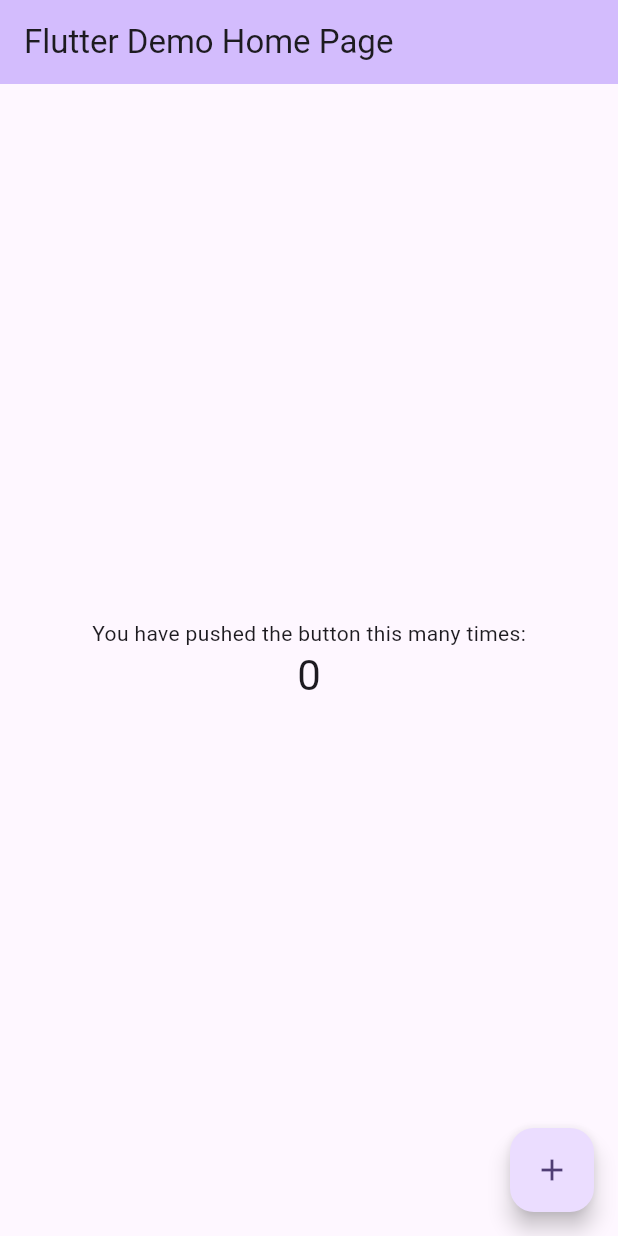
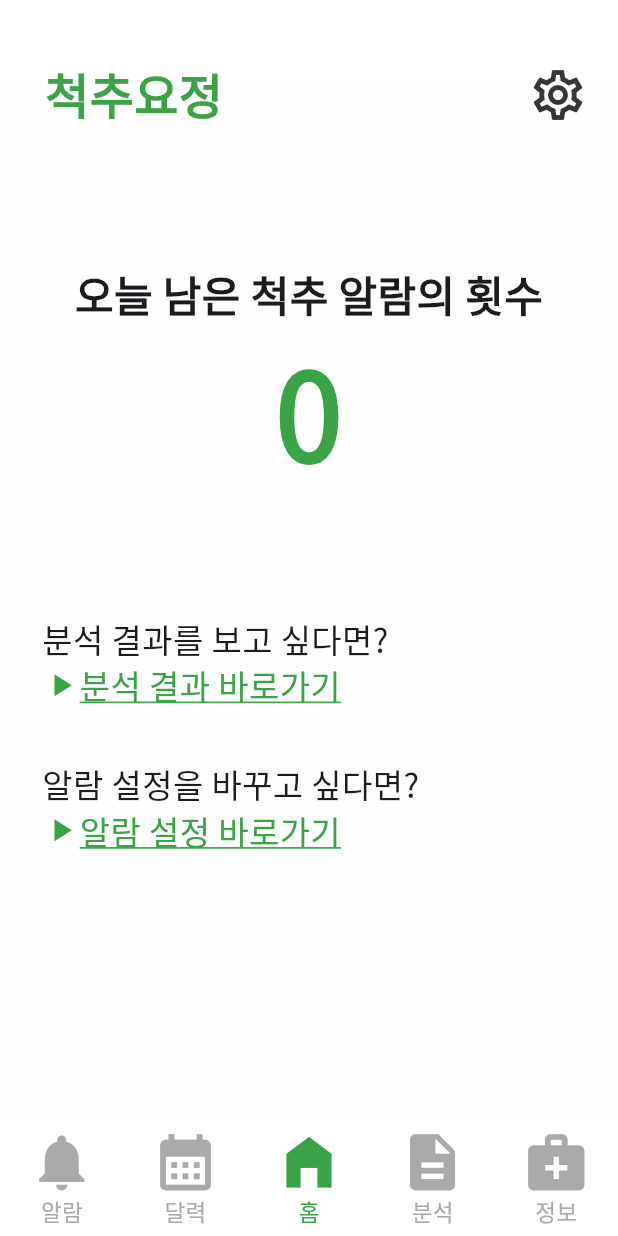
Before and after one commit to YunJaeHoon/spine_fairy, a Flutter app: the screen it shows after launch, on a phone screen of 412 x 824 dp. Run offline on Flutter 3.47's test engine with Material 3 defaults, Android fonts, the phone set to English and light mode, and no system bars.

Commit message:
홈 스크린 구성

```diff
--- a/lib/main.dart
+++ b/lib/main.dart
@@ -1,125 +1,43 @@
 import 'package:flutter/material.dart';
+import 'package:spine_fairy/screens/home_screen.dart';
 
-void main() {
-  runApp(const MyApp());
+const mainGreen =  Color(0xff3AA346);   // 메인 초록색
+
+// 앱 실행
+void main()
+{
+  runApp(const App());
 }
 
-class MyApp extends StatelessWidget {
-  const MyApp({super.key});
+// 앱 위젯
+class App extends StatelessWidget
+{
+  // 생성자
+  const App({super.key});
 
-  // This widget is the root of your application.
+  // build 메서드
   @override
   Widget build(BuildContext context) {
     return MaterialApp(
-      title: 'Flutter Demo',
       theme: ThemeData(
-        // This is the theme of your application.
-        //
-        // TRY THIS: Try running your application with "flutter run". You'll see
-        // the application has a purple toolbar. Then, without quitting the app,
-        // try changing the seedColor in the colorScheme below to Colors.green
-        // and then invoke "hot reload" (save your changes or press the "hot
-        // reload" button in a Flutter-supported IDE, or press "r" if you used
-        // the command line to start the app).
-        //
-        // Notice that the counter didn't reset back to zero; the application
-        // state is not lost during the reload. To reset the state, use hot
-        // restart instead.
-        //
-        // This works for code too, not just values: Most code changes can be
-        // tested with just a hot reload.
-        colorScheme: ColorScheme.fromSeed(seedColor: Colors.deepPurple),
-        useMaterial3: true,
+        fontFamily: 'NotoSansKR',
       ),
-      home: const MyHomePage(title: 'Flutter Demo Home Page'),
+      home: Scaffold(
+        body: Container(
+          decoration: const BoxDecoration(
+            // 배경
+            gradient: LinearGradient(
+              begin: Alignment.topCenter,
+              end: Alignment.bottomCenter,
+              colors: [
+                Color(0xffFFFFFF),
+                Color(0xffFDFDFD)
+              ],
+            )
+          ),
+          child: const HomeScreen(),
+        )
+      ),
     );
   }
 }
-
-class MyHomePage extends StatefulWidget {
-  const MyHomePage({super.key, required this.title});
-
-  // This widget is the home page of your application. It is stateful, meaning
-  // that it has a State object (defined below) that contains fields that affect
-  // how it looks.
-
-  // This class is the configuration for the state. It holds the values (in this
-  // case the title) provided by the parent (in this case the App widget) and
-  // used by the build method of the State. Fields in a Widget subclass are
-  // always marked "final".
-
-  final String title;
-
-  @override
-  State<MyHomePage> createState() => _MyHomePageState();
-}
-
-class _MyHomePageState extends State<MyHomePage> {
-  int _counter = 0;
-
-  void _incrementCounter() {
-    setState(() {
-      // This call to setState tells the Flutter framework that something has
-      // changed in this State, which causes it to rerun the build method below
-      // so that the display can reflect the updated values. If we changed
-      // _counter without calling setState(), then the build method would not be
-      // called again, and so nothing would appear to happen.
-      _counter++;
-    });
-  }
-
-  @override
-  Widget build(BuildContext context) {
-    // This method is rerun every time setState is called, for instance as done
-    // by the _incrementCounter method above.
-    //
-    // The Flutter framework has been optimized to make rerunning build methods
-    // fast, so that you can just rebuild anything that needs updating rather
-    // than having to individually change instances of widgets.
-    return Scaffold(
-      appBar: AppBar(
-        // TRY THIS: Try changing the color here to a specific color (to
-        // Colors.amber, perhaps?) and trigger a hot reload to see the AppBar
-        // change color while the other colors stay the same.
-        backgroundColor: Theme.of(context).colorScheme.inversePrimary,
-        // Here we take the value from the MyHomePage object that was created by
-        // the App.build method, and use it to set our appbar title.
-        title: Text(widget.title),
-      ),
-      body: Center(
-        // Center is a layout widget. It takes a single child and positions it
-        // in the middle of the parent.
-        child: Column(
-          // Column is also a layout widget. It takes a list of children and
-          // arranges them vertically. By default, it sizes itself to fit its
-          // children horizontally, and tries to be as tall as its parent.
-          //
-          // Column has various properties to control how it sizes itself and
-          // how it positions its children. Here we use mainAxisAlignment to
-          // center the children vertically; the main axis here is the vertical
-          // axis because Columns are vertical (the cross axis would be
-          // horizontal).
-          //
-          // TRY THIS: Invoke "debug painting" (choose the "Toggle Debug Paint"
-          // action in the IDE, or press "p" in the console), to see the
-          // wireframe for each widget.
-          mainAxisAlignment: MainAxisAlignment.center,
-          children: <Widget>[
-            const Text(
-              'You have pushed the button this many times:',
-            ),
-            Text(
-              '$_counter',
-              style: Theme.of(context).textTheme.headlineMedium,
-            ),
-          ],
-        ),
-      ),
-      floatingActionButton: FloatingActionButton(
-        onPressed: _incrementCounter,
-        tooltip: 'Increment',
-        child: const Icon(Icons.add),
-      ), // This trailing comma makes auto-formatting nicer for build methods.
-    );
-  }
-}
--- /dev/null
+++ b/lib/screens/home_screen.dart
@@ -0,0 +1,133 @@
+import 'package:flutter/material.dart';
+import 'package:spine_fairy/widgets/bottom_menu_bar.dart';
+
+class HomeScreen extends StatelessWidget {
+  const HomeScreen({
+    super.key,
+  });
+
+  @override
+  Widget build(BuildContext context) {
+    return const Column(
+      mainAxisAlignment: MainAxisAlignment.spaceBetween,
+      children: [
+        Column(
+          children: [
+            SizedBox(height: 40),
+            Row(
+              mainAxisAlignment: MainAxisAlignment.spaceBetween,
+              children: [
+                Padding(
+                  padding: EdgeInsets.only(left: 30.0),
+                  child: Text(
+                    '척추요정',
+                    style: TextStyle(
+                      fontSize: 32,
+                      fontWeight: FontWeight.bold,
+                      color: mainGreen,
+                    ),
+                  ),
+                ),
+                Padding(
+                  padding: EdgeInsets.only(right: 20.0),
+                  child: Icon(
+                    Icons.settings_outlined,
+                    size: 40,
+                    color: Color.fromARGB(255, 54, 54, 54),
+                  ),
+                ),
+              ],
+            ),
+            Column(
+              children: [
+                SizedBox(height: 90),
+                Text(
+                  '오늘 남은 척추 알람의 횟수',
+                  style: TextStyle(
+                    fontSize: 28,
+                    fontWeight: FontWeight.bold,
+                  ),
+                ),
+                Text(
+                  '0',
+                  style: TextStyle(
+                    fontSize: 80,
+                    fontWeight: FontWeight.bold,
+                    color: mainGreen,
+                  ),
+                ),
+                Padding(
+                  padding: EdgeInsets.only(
+                    top: 80.0,
+                    left: 28.0,
+                  ),
+                  child: Column(
+                    crossAxisAlignment: CrossAxisAlignment.start,
+                    children: [
+                      Text(
+                        '분석 결과를 보고 싶다면?',
+                        style: TextStyle(
+                          fontSize: 22,
+                          fontWeight: FontWeight.w500,
+                        ),
+                      ),
+                      Row(
+                        children: [
+                          Icon(
+                            Icons.play_arrow,
+                            size: 25,
+                            color: mainGreen,
+                          ),
+                          Text(
+                            '분석 결과 바로가기',
+                            style: TextStyle(
+                              fontSize: 22,
+                              fontWeight: FontWeight.w500,
+                              color: mainGreen,
+                              decoration: TextDecoration.underline,
+                              decorationColor: mainGreen,
+                            ),
+                          ),
+                        ],
+                      ),
+                      SizedBox(height: 35),
+                      Text(
+                        '알람 설정을 바꾸고 싶다면?',
+                        style: TextStyle(
+                          fontSize: 22,
+                          fontWeight: FontWeight.w500,
+                        ),
+                      ),
+                      Row(
+                        children: [
+                         Icon(
+                            Icons.play_arrow,
+                            size: 25,
+                            color: mainGreen,
+                          ),
+                          Text(
+                            '알람 설정 바로가기',
+                            style: TextStyle(
+                              fontSize: 22,
+                              fontWeight: FontWeight.w500,
+                              color: mainGreen,
+                              decoration: TextDecoration.underline,
+                              decorationColor: mainGreen,
+                            ),
+                          ),
+                        ],
+                      ),
+                    ],
+                  ),
+                )
+              ],
+            ),
+          ],
+        ),
+        BottomMenuBar(
+          pageNumber: 3,
+        )
+      ],
+    );
+  }
+}
--- /dev/null
+++ b/lib/widgets/bottom_menu_bar.dart
@@ -0,0 +1,96 @@
+import 'package:flutter/material.dart';
+
+const mainGreen =  Color(0xff3AA346);   // 메인 초록색
+const mainGray =  Color(0xffAAAAAA);    // 메인 회색
+
+class BottomMenuBar extends StatelessWidget {
+
+  // 프로퍼티
+  final int pageNumber;
+
+  // 생성자
+  const BottomMenuBar({
+    super.key,
+    required this.pageNumber,
+  });
+
+  // 빌드 메서드
+  @override
+  Widget build(BuildContext context) {
+    return Container(
+      color: Colors.white,
+      child: Row(
+        mainAxisAlignment: MainAxisAlignment.spaceAround,
+        children: [
+          MenuIcon(
+            iconShape: Icons.notifications,
+            iconName: '알람',
+            isActivate: pageNumber == 1
+          ),
+          MenuIcon(
+            iconShape: Icons.calendar_month,
+            iconName: '달력',
+            isActivate: pageNumber == 2
+          ),
+          MenuIcon(
+            iconShape: Icons.home_filled,
+            iconName: '홈',
+            isActivate: pageNumber == 3
+          ),
+          MenuIcon(
+            iconShape: Icons.description,
+            iconName: '분석',
+            isActivate: pageNumber == 4
+          ),
+          MenuIcon(
+            iconShape: Icons.medical_services,
+            iconName: '정보',
+            isActivate: pageNumber == 5
+          ),
+        ],
+      ),
+    );
+  }
+}
+
+// 하단 메뉴 아이콘
+class MenuIcon extends StatelessWidget {
+
+  // 프로퍼티
+  final IconData iconShape;                       // 아이콘 종류
+  final String iconName;                          // 아이콘 이름
+  final bool isActivate;                          // 색상 결정
+
+  // 생성자
+  const MenuIcon({
+    super.key,
+    required this.iconShape,
+    required this.iconName,
+    required this.isActivate,
+  });
+
+  // 빌드 메서드
+  @override
+  Widget build(BuildContext context) {
+    return Padding(
+      padding: const EdgeInsets.symmetric(vertical: 6.0),
+      child: Column(
+        children: [
+          Icon(
+            iconShape,
+            size: 45,
+            color: isActivate ? mainGreen : mainGray,
+          ),
+          Text(
+            iconName,
+            style: TextStyle(
+              fontSize: 15,
+              fontWeight: FontWeight.w500,
+              color: isActivate ? mainGreen : mainGray,
+            ),
+          )
+        ]
+      ),
+    );
+  }
+}
```
Also changed, not shown: pubspec.yaml (+21 -11 lines), 10 other files.
